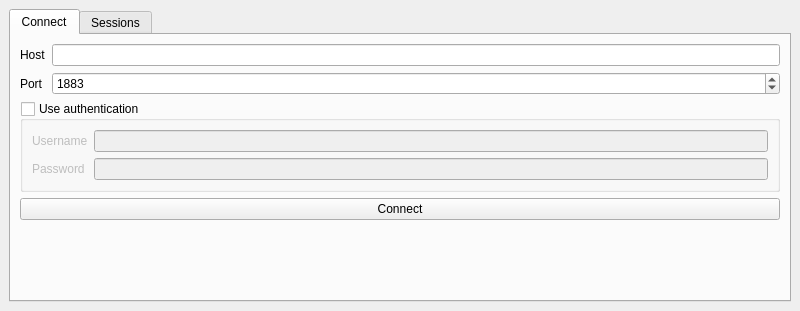
The window that ui/startupwindow.ui (mwdmwd/mqtt-navigator) describes before a commit, drawn with Qt 5.
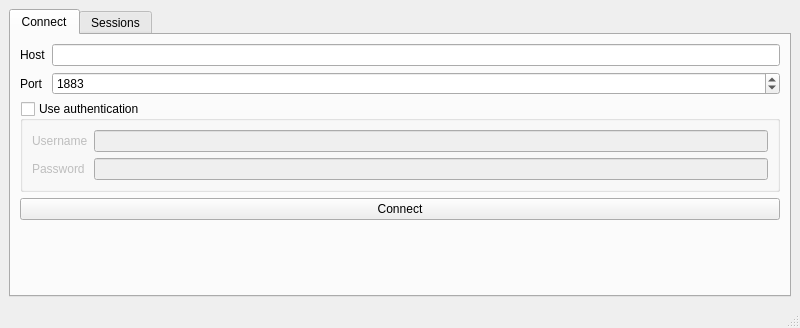
The same window after the commit.

Commit message: Add status bar to startupwindow

The edit to the form file:
```diff
--- a/ui/startupwindow.ui
+++ b/ui/startupwindow.ui
@@ -7,7 +7,7 @@
     <x>0</x>
     <y>0</y>
     <width>800</width>
-    <height>311</height>
+    <height>328</height>
    </rect>
   </property>
   <property name="windowTitle">
@@ -190,6 +190,7 @@
     </item>
    </layout>
   </widget>
+  <widget class="QStatusBar" name="status_bar"/>
  </widget>
  <resources/>
  <connections/>
```
